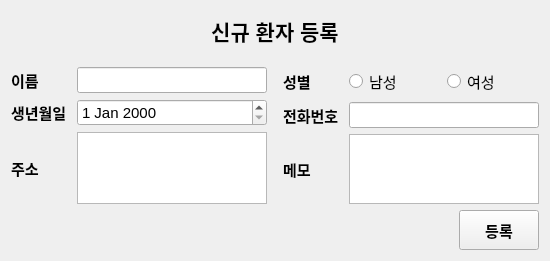
Above: Project/src/pms/PaientManagementSW/enrollmanager.ui from AndaCondaa/Dental_Imaging_SW_System before the change. Below: the same form after it.
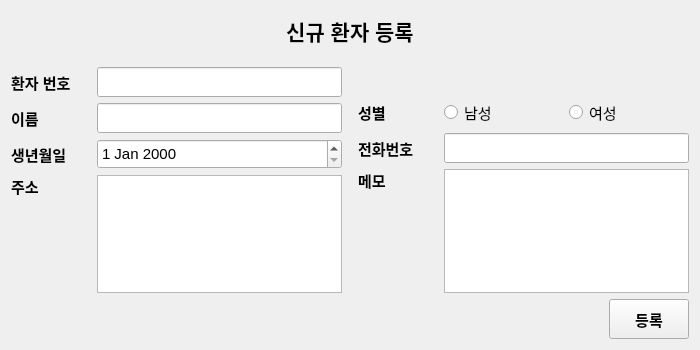
That is the form after the change.

```diff
--- a/Project/src/pms/PaientManagementSW/enrollmanager.ui
+++ b/Project/src/pms/PaientManagementSW/enrollmanager.ui
@@ -6,8 +6,8 @@
    <rect>
     <x>0</x>
     <y>0</y>
-    <width>550</width>
-    <height>250</height>
+    <width>700</width>
+    <height>350</height>
    </rect>
   </property>
   <property name="sizePolicy">
@@ -88,7 +88,22 @@
     <layout class="QGridLayout" name="gridLayout_3">
      <item row="0" column="0">
       <layout class="QGridLayout" name="gridLayout">
-       <item row="0" column="0">
+       <item row="1" column="1">
+        <widget class="QLineEdit" name="lineEdit">
+         <property name="minimumSize">
+          <size>
+           <width>0</width>
+           <height>30</height>
+          </size>
+         </property>
+         <property name="font">
+          <font>
+           <pointsize>11</pointsize>
+          </font>
+         </property>
+        </widget>
+       </item>
+       <item row="1" column="0">
         <widget class="QLabel" name="label">
          <property name="minimumSize">
           <size>
@@ -107,16 +122,7 @@
          </property>
         </widget>
        </item>
-       <item row="0" column="1">
-        <widget class="QLineEdit" name="lineEdit">
-         <property name="font">
-          <font>
-           <pointsize>11</pointsize>
-          </font>
-         </property>
-        </widget>
-       </item>
-       <item row="1" column="0">
+       <item row="2" column="0">
         <widget class="QLabel" name="label_3">
          <property name="minimumSize">
           <size>
@@ -135,8 +141,23 @@
          </property>
         </widget>
        </item>
-       <item row="1" column="1">
+       <item row="3" column="1">
+        <widget class="QTextEdit" name="textEdit">
+         <property name="font">
+          <font>
+           <pointsize>11</pointsize>
+          </font>
+         </property>
+        </widget>
+       </item>
+       <item row="2" column="1">
         <widget class="QDateEdit" name="birthDateEdit">
+         <property name="minimumSize">
+          <size>
+           <width>0</width>
+           <height>30</height>
+          </size>
+         </property>
          <property name="font">
           <font>
            <pointsize>11</pointsize>
@@ -144,11 +165,11 @@
          </property>
         </widget>
        </item>
-       <item row="2" column="0">
+       <item row="3" column="0">
         <widget class="QLabel" name="label_5">
          <property name="minimumSize">
           <size>
-           <width>45</width>
+           <width>80</width>
            <height>0</height>
           </size>
          </property>
@@ -161,14 +182,43 @@
          <property name="text">
           <string>주소</string>
          </property>
+         <property name="alignment">
+          <set>Qt::AlignLeading|Qt::AlignLeft|Qt::AlignTop</set>
+         </property>
         </widget>
        </item>
-       <item row="2" column="1">
-        <widget class="QTextEdit" name="textEdit">
+       <item row="0" column="0">
+        <widget class="QLabel" name="label_8">
+         <property name="minimumSize">
+          <size>
+           <width>0</width>
+           <height>30</height>
+          </size>
+         </property>
          <property name="font">
           <font>
            <pointsize>11</pointsize>
+           <bold>true</bold>
           </font>
+         </property>
+         <property name="text">
+          <string>환자 번호</string>
+         </property>
+        </widget>
+       </item>
+       <item row="0" column="1">
+        <widget class="QLineEdit" name="lineEdit_2">
+         <property name="enabled">
+          <bool>true</bool>
+         </property>
+         <property name="minimumSize">
+          <size>
+           <width>0</width>
+           <height>30</height>
+          </size>
+         </property>
+         <property name="readOnly">
+          <bool>true</bool>
          </property>
         </widget>
        </item>
@@ -176,31 +226,29 @@
      </item>
      <item row="0" column="2">
       <layout class="QGridLayout" name="gridLayout_2">
-       <item row="0" column="2">
-        <widget class="QRadioButton" name="radioButton_2">
-         <property name="font">
-          <font>
-           <pointsize>11</pointsize>
-          </font>
+       <item row="3" column="0">
+        <widget class="QLabel" name="label_6">
+         <property name="minimumSize">
+          <size>
+           <width>80</width>
+           <height>0</height>
+          </size>
          </property>
-         <property name="text">
-          <string>여성</string>
-         </property>
-        </widget>
-       </item>
-       <item row="0" column="1">
-        <widget class="QRadioButton" name="radioButton">
          <property name="font">
           <font>
            <pointsize>11</pointsize>
+           <bold>true</bold>
           </font>
          </property>
          <property name="text">
-          <string>남성</string>
+          <string>메모</string>
          </property>
+         <property name="alignment">
+          <set>Qt::AlignLeading|Qt::AlignLeft|Qt::AlignTop</set>
+         </property>
         </widget>
        </item>
-       <item row="2" column="1" colspan="2">
+       <item row="3" column="1" colspan="2">
         <widget class="QTextEdit" name="textEdit_2">
          <property name="font">
           <font>
@@ -209,7 +257,7 @@
          </property>
         </widget>
        </item>
-       <item row="0" column="0">
+       <item row="1" column="0">
         <widget class="QLabel" name="label_2">
          <property name="minimumSize">
           <size>
@@ -228,7 +276,7 @@
          </property>
         </widget>
        </item>
-       <item row="1" column="0">
+       <item row="2" column="0">
         <widget class="QLabel" name="label_4">
          <property name="minimumSize">
           <size>
@@ -247,34 +295,73 @@
          </property>
         </widget>
        </item>
-       <item row="1" column="1" colspan="2">
+       <item row="1" column="2">
+        <widget class="QRadioButton" name="radioButton_2">
+         <property name="minimumSize">
+          <size>
+           <width>0</width>
+           <height>30</height>
+          </size>
+         </property>
+         <property name="font">
+          <font>
+           <pointsize>11</pointsize>
+          </font>
+         </property>
+         <property name="text">
+          <string>여성</string>
+         </property>
+        </widget>
+       </item>
+       <item row="1" column="1">
+        <widget class="QRadioButton" name="radioButton">
+         <property name="minimumSize">
+          <size>
+           <width>0</width>
+           <height>30</height>
+          </size>
+         </property>
+         <property name="font">
+          <font>
+           <pointsize>11</pointsize>
+          </font>
+         </property>
+         <property name="text">
+          <string>남성</string>
+         </property>
+        </widget>
+       </item>
+       <item row="2" column="1" colspan="2">
         <widget class="QLineEdit" name="lineEdit_3">
-         <property name="font">
-          <font>
-           <pointsize>11</pointsize>
-          </font>
-         </property>
-        </widget>
-       </item>
-       <item row="2" column="0">
-        <widget class="QLabel" name="label_6">
          <property name="minimumSize">
           <size>
-           <width>45</width>
-           <height>0</height>
+           <width>0</width>
+           <height>30</height>
           </size>
          </property>
          <property name="font">
           <font>
            <pointsize>11</pointsize>
-           <bold>true</bold>
           </font>
          </property>
-         <property name="text">
-          <string>메모</string>
-         </property>
         </widget>
        </item>
+       <item row="0" column="0">
+        <spacer name="verticalSpacer_3">
+         <property name="orientation">
+          <enum>Qt::Vertical</enum>
+         </property>
+         <property name="sizeType">
+          <enum>QSizePolicy::Fixed</enum>
+         </property>
+         <property name="sizeHint" stdset="0">
+          <size>
+           <width>20</width>
+           <height>30</height>
+          </size>
+         </property>
+        </spacer>
+       </item>
       </layout>
      </item>
      <item row="0" column="1">
```
